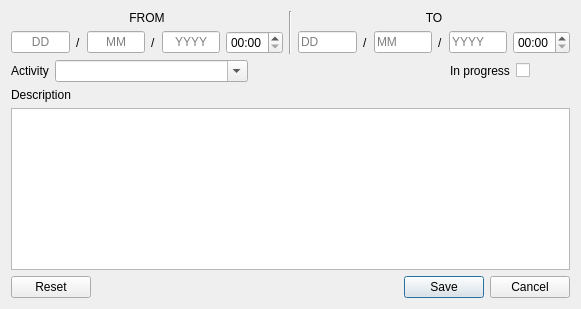
Qt form ui/EditWindow.ui (gelldur/Kino-Time-Tracker) before a commit.
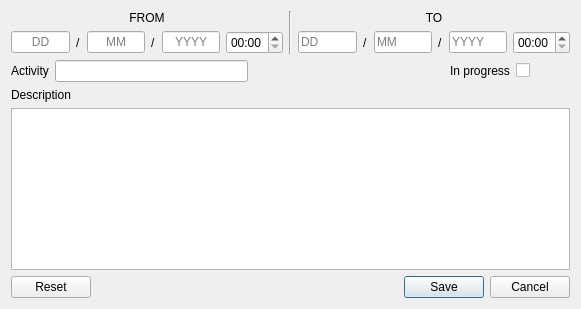
The same form after that commit.

Diff of the .ui file:
```diff
--- a/ui/EditWindow.ui
+++ b/ui/EditWindow.ui
@@ -276,7 +276,7 @@
         <enum>QLayout::SetMinimumSize</enum>
        </property>
        <item>
-        <layout class="QHBoxLayout" name="horizontalLayoutActivity" stretch="1,2,1">
+        <layout class="QHBoxLayout" name="horizontalLayoutActivity" stretch="1,0,1">
          <property name="sizeConstraint">
           <enum>QLayout::SetMinimumSize</enum>
          </property>
@@ -294,11 +294,7 @@
           </widget>
          </item>
          <item>
-          <widget class="QComboBox" name="activity">
-           <property name="editable">
-            <bool>true</bool>
-           </property>
-          </widget>
+          <widget class="QLineEdit" name="lineEdit"/>
          </item>
          <item>
           <spacer name="horizontalSpacer">
```
Left out of the diff: 1 changed line with no effect on the pictures.
